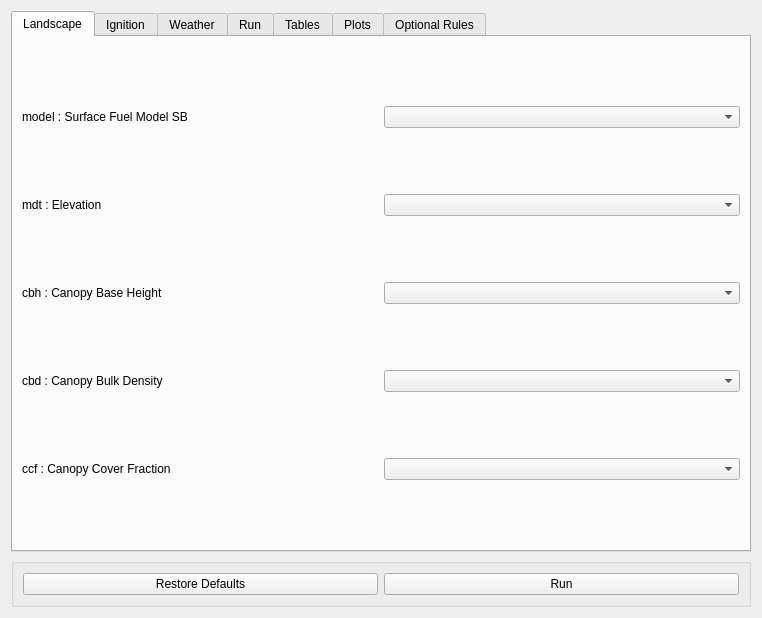
Qt form fire2am_dialog_base.ui (fdobad/fire2am-kitral) before a commit.
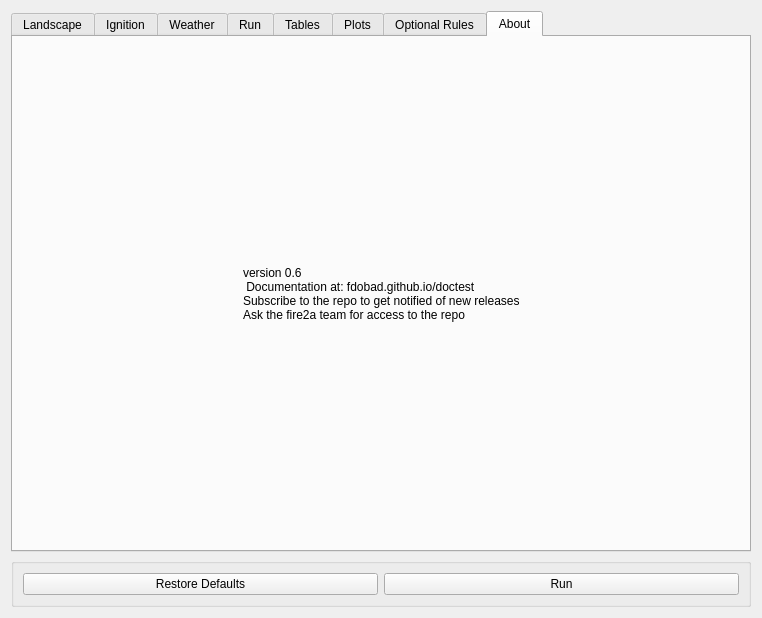
The same form after that commit. The open tabs and pages were chosen to show the change. Custom widgets are drawn as their Qt base class.

Commit message: ui about tab & optional landscape layer

```diff
--- a/fire2am_dialog_base.ui
+++ b/fire2am_dialog_base.ui
@@ -16,6 +16,9 @@
   <layout class="QVBoxLayout" name="verticalLayout">
    <item>
     <widget class="QTabWidget" name="tabWidget">
+     <property name="enabled">
+      <bool>true</bool>
+     </property>
      <property name="currentIndex">
       <number>3</number>
      </property>
@@ -812,6 +815,49 @@
        </item>
       </layout>
      </widget>
+     <widget class="QWidget" name="tab_5">
+      <attribute name="title">
+       <string>About</string>
+      </attribute>
+      <layout class="QGridLayout" name="gridLayout_10">
+       <item row="0" column="1">
+        <widget class="QLabel" name="label_17">
+         <property name="text">
+          <string>version 0.6
+ Documentation at: fdobad.github.io/doctest
+Subscribe to the repo to get notified of new releases
+Ask the fire2a team for access to the repo</string>
+         </property>
+        </widget>
+       </item>
+       <item row="0" column="0">
+        <spacer name="horizontalSpacer_7">
+         <property name="orientation">
+          <enum>Qt::Horizontal</enum>
+         </property>
+         <property name="sizeHint" stdset="0">
+          <size>
+           <width>40</width>
+           <height>20</height>
+          </size>
+         </property>
+        </spacer>
+       </item>
+       <item row="0" column="2">
+        <spacer name="horizontalSpacer_8">
+         <property name="orientation">
+          <enum>Qt::Horizontal</enum>
+         </property>
+         <property name="sizeHint" stdset="0">
+          <size>
+           <width>40</width>
+           <height>20</height>
+          </size>
+         </property>
+        </spacer>
+       </item>
+      </layout>
+     </widget>
     </widget>
    </item>
    <item>
```
Left out of the diff: 8 changed lines with no effect on the pictures.
